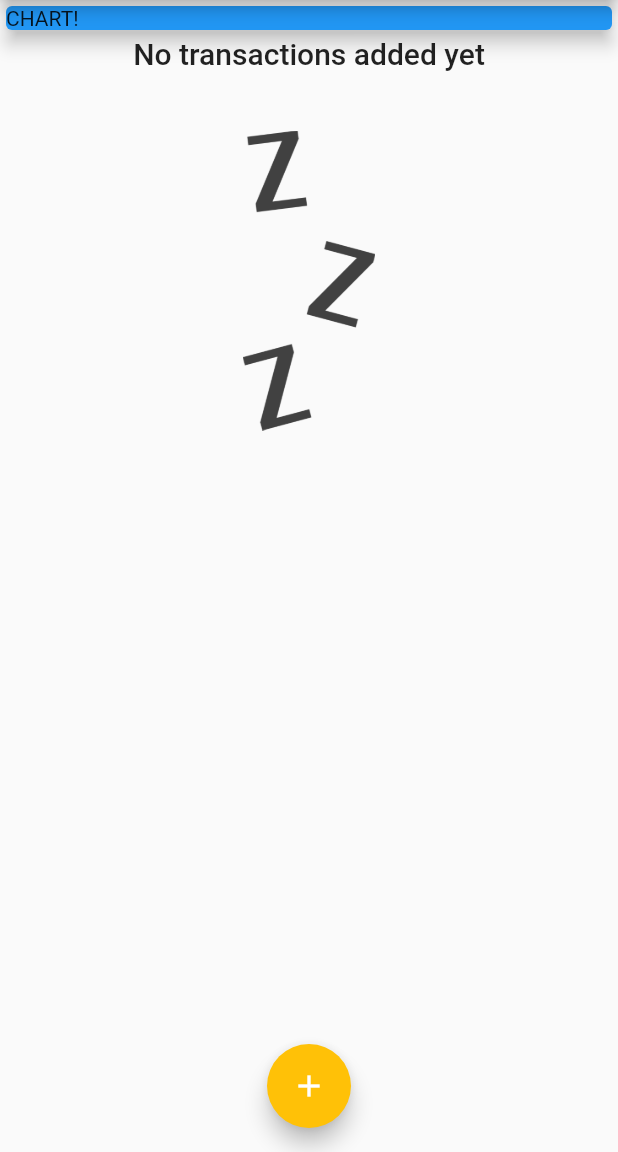
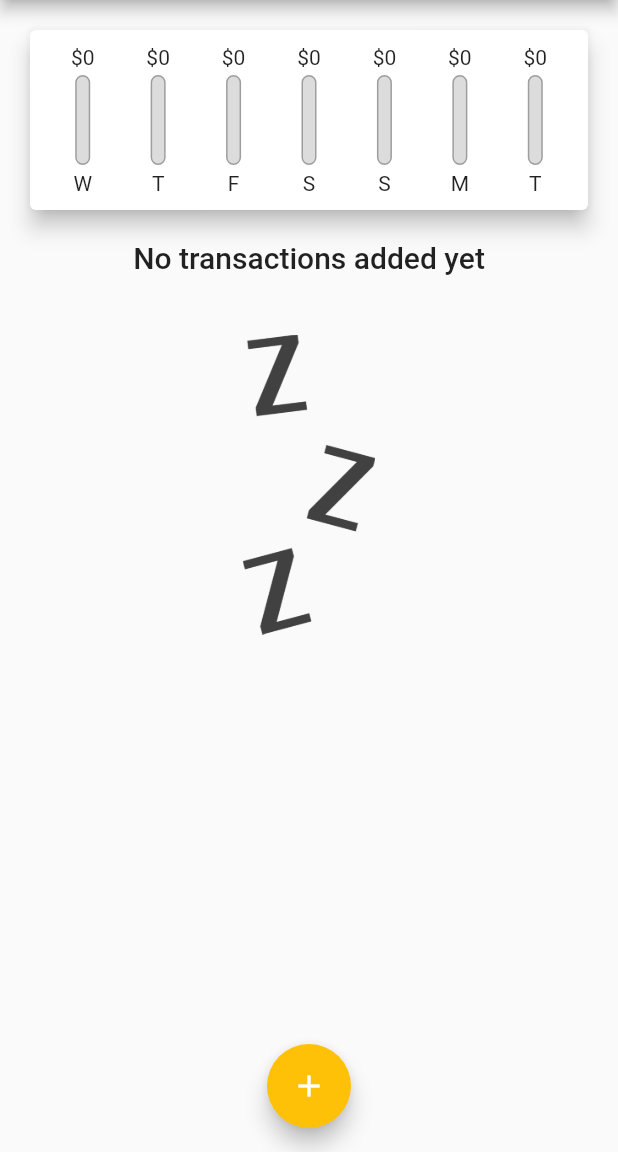
Before and after one commit to joseramosp/Learning-Flutter-2023, a Flutter app: the screen it shows after launch, on a phone screen of 412 x 824 dp, the part 84-1236 px from its top. Run offline on Flutter 3.47's test engine with Material 2 defaults, Android fonts, the light colour scheme and no system bars; missing offline and left inert: dart:ffi.

Commit message:
Chart is done and the TransactionsList was refactored.

```diff
--- a/Section 4/expenses_tracker/lib/main.dart
+++ b/Section 4/expenses_tracker/lib/main.dart
@@ -1,8 +1,9 @@
-import './transaction.dart';
+import 'models/transaction.dart';
 import './widgets/new_transaction.dart';
 import './widgets/transaction_list.dart';
 import 'package:flutter/material.dart';
 import 'package:intl/intl.dart';
+import './widgets/chart.dart';
 
 void main(List<String> args) => runApp(MyApp());
 
@@ -65,6 +66,14 @@
     // ),
   ];
 
+  List<Transaction> get _recentTransactions {
+    return _userTransactions.where((tx) {
+      return tx.date.isAfter(DateTime.now().subtract(
+        Duration(days: 7),
+      ));
+    }).toList();
+  }
+
   void _addNewTransaction(String txTitle, double txAmount) {
     final newTx = Transaction(
       title: txTitle,
@@ -112,14 +121,7 @@
           // mainAxisAlignment: MainAxisAlignment.start,
           crossAxisAlignment: CrossAxisAlignment.stretch,
           children: [
-            Container(
-              width: double.infinity,
-              child: const Card(
-                color: Colors.blue,
-                elevation: 5,
-                child: Text('CHART!'),
-              ),
-            ),
+            Chart(_recentTransactions),
             TransactionList(
               transactions: _userTransactions,
             ),
--- a/Section 4/expenses_tracker/lib/widgets/chart.dart
+++ b/Section 4/expenses_tracker/lib/widgets/chart.dart
@@ -1,12 +1,66 @@
 import 'package:flutter/src/widgets/framework.dart';
 import 'package:flutter/src/widgets/placeholder.dart';
 import 'package:flutter/material.dart';
+import '../models/transaction.dart';
+import 'package:intl/intl.dart';
+import './chart_bar.dart';
 
 class Chart extends StatelessWidget {
-  const Chart({super.key});
+  final List<Transaction> recentTransactions;
+
+  const Chart(this.recentTransactions, {super.key});
+
+  List<Map<String, Object>> get groupedTransactionValues {
+    return List.generate(7, (index) {
+      final weekDay = DateTime.now().subtract(
+        Duration(days: index),
+      );
+      var totalSum = 0.00;
+
+      for (var i = 0; i < recentTransactions.length; i++) {
+        if (DateFormat.yMMMd().format(recentTransactions[i].date) ==
+            DateFormat.yMMMd().format(weekDay)) {
+          totalSum += recentTransactions[i].amount;
+        }
+      }
+
+      return {
+        'day': DateFormat.E().format(weekDay).substring(0, 1),
+        'amount': totalSum,
+      };
+    }).reversed.toList();
+  }
+
+  double get totalSpending {
+    return groupedTransactionValues.fold(0.0, (sum, item) {
+      return sum + (item['amount'] as double);
+    });
+  }
 
   @override
   Widget build(BuildContext context) {
-    return const Placeholder();
+    return Card(
+      elevation: 6,
+      margin: EdgeInsets.all(20),
+      child: Padding(
+        padding: const EdgeInsets.all(10.0),
+        child: Row(
+          mainAxisAlignment: MainAxisAlignment.spaceAround,
+          children: groupedTransactionValues.map((data) {
+            return Flexible(
+              flex: 1,
+              fit: FlexFit.tight,
+              child: ChartBar(
+                data['day'] as String,
+                data['amount'] as double,
+                totalSpending > 0.0
+                    ? (data['amount'] as double) / totalSpending
+                    : 0.0,
+              ),
+            );
+          }).toList(),
+        ),
+      ),
+    );
   }
 }
--- /dev/null
+++ b/Section 4/expenses_tracker/lib/widgets/chart_bar.dart
@@ -0,0 +1,61 @@
+import 'package:flutter/src/widgets/framework.dart';
+import 'package:flutter/src/widgets/placeholder.dart';
+import 'package:flutter/material.dart';
+
+class ChartBar extends StatelessWidget {
+  final String label;
+  final double spendingAmount;
+  final double spendingPctOfTotal;
+
+  const ChartBar(
+    this.label,
+    this.spendingAmount,
+    this.spendingPctOfTotal, {
+    super.key,
+  });
+
+  @override
+  Widget build(BuildContext context) {
+    return Column(
+      children: [
+        FittedBox(
+          child: Text('\$${spendingAmount.toStringAsFixed(0)}'),
+        ),
+        const SizedBox(
+          height: 4,
+        ),
+        Container(
+          height: 60,
+          width: 10,
+          child: Stack(
+            children: [
+              Container(
+                decoration: BoxDecoration(
+                  border: Border.all(
+                    color: Colors.grey,
+                    width: 1.0,
+                  ),
+                  color: const Color.fromRGBO(220, 220, 220, 1),
+                  borderRadius: BorderRadius.circular(10),
+                ),
+              ),
+              FractionallySizedBox(
+                heightFactor: spendingPctOfTotal,
+                child: Container(
+                  decoration: BoxDecoration(
+                    color: Theme.of(context).primaryColor,
+                    borderRadius: BorderRadius.circular(10),
+                  ),
+                ),
+              )
+            ],
+          ),
+        ),
+        const SizedBox(
+          height: 4,
+        ),
+        Text(label),
+      ],
+    );
+  }
+}
--- a/Section 4/expenses_tracker/lib/widgets/transaction_list.dart
+++ b/Section 4/expenses_tracker/lib/widgets/transaction_list.dart
@@ -2,7 +2,7 @@
 import 'package:flutter/src/widgets/framework.dart';
 import 'package:flutter/src/widgets/placeholder.dart';
 import 'package:intl/intl.dart';
-import '../transaction.dart';
+import '../models/transaction.dart';
 
 class TransactionList extends StatelessWidget {
   final List<Transaction> transactions;
@@ -39,45 +39,28 @@
               itemCount: transactions.length,
               itemBuilder: (ctx, index) {
                 return Card(
-                  child: Row(
-                    children: [
-                      Container(
                   margin: const EdgeInsets.symmetric(
-                          vertical: 10,
-                          horizontal: 15,
+                    vertical: 8,
+                    horizontal: 5,
                   ),
-                        decoration: BoxDecoration(
-                          border: Border.all(
-                            color: Theme.of(context).primaryColor,
-                            width: 2,
-                          ),
-                        ),
-                        padding: const EdgeInsets.all(10),
+                  child: ListTile(
+                    leading: CircleAvatar(
+                      radius: 30,
+                      child: Padding(
+                        padding: const EdgeInsets.all(6.0),
+                        child: FittedBox(
                           child: Text(
-                          '\$${transactions[index].amount.toStringAsFixed(2)}',
-                          style: const TextStyle(
-                            fontWeight: FontWeight.bold,
-                            fontSize: 20,
-                            color: Colors.deepPurple,
+                              '\$${transactions[index].amount.toStringAsFixed(2)}'),
                         ),
                       ),
                     ),
-                      Column(
-                        crossAxisAlignment: CrossAxisAlignment.start,
-                        children: [
-                          Text(
+                    title: Text(
                       transactions[index].title,
-                            style: Theme.of(context).textTheme.bodySmall,
+                      style: Theme.of(context).textTheme.titleLarge,
                     ),
-                          Text(
+                    subtitle: Text(
                       DateFormat.yMMMd().format(transactions[index].date),
-                            style: const TextStyle(
-                              color: Colors.grey,
                     ),
-                          ),
-                        ],
-                      )
-                    ],
                   ),
                 );
               },
```
Also changed, not shown: Section 4/expenses_tracker/lib/models/transaction.dart (renamed from Section 4/expenses_tracker/lib/transaction.dart). Lines whose indentation alone changed are shown as unchanged.
